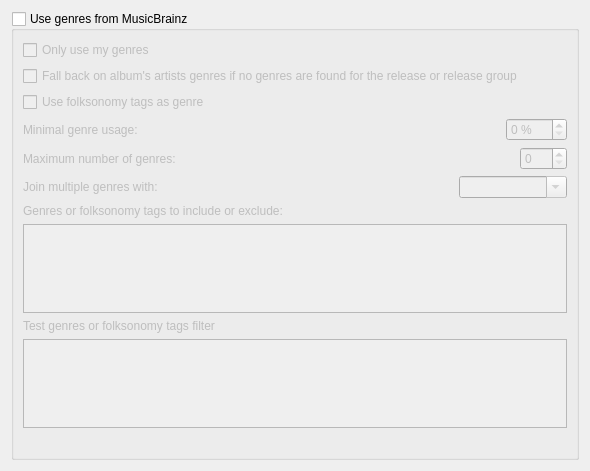
Qt form ui/options_genres.ui (metabrainz/picard) before a commit.
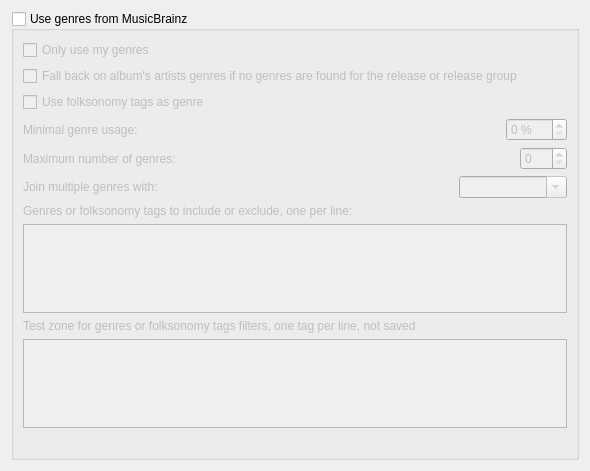
The same form after that commit.

Commit message: Add "one per line" and a note about the test zone not being saved

What changed in the file:
```diff
--- a/ui/options_genres.ui
+++ b/ui/options_genres.ui
@@ -197,7 +197,7 @@
       <item>
        <widget class="QLabel" name="label_genres_filter">
         <property name="text">
-         <string>Genres or folksonomy tags to include or exclude:</string>
+         <string>Genres or folksonomy tags to include or exclude, one per line:</string>
         </property>
        </widget>
       </item>
@@ -211,7 +211,7 @@
       <item>
        <widget class="QLabel" name="label_test_genres_filter">
         <property name="text">
-         <string>Test genres or folksonomy tags filter</string>
+         <string>Test zone for genres or folksonomy tags filters, one tag per line, not saved</string>
         </property>
        </widget>
       </item>
```
The commit also changes 1 other file.
